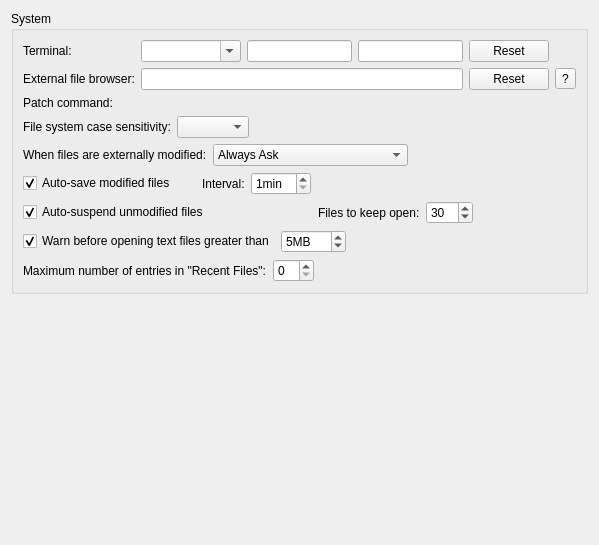
Old version of the form src/plugins/coreplugin/systemsettings.ui in the repository canpool/qtcanpool.
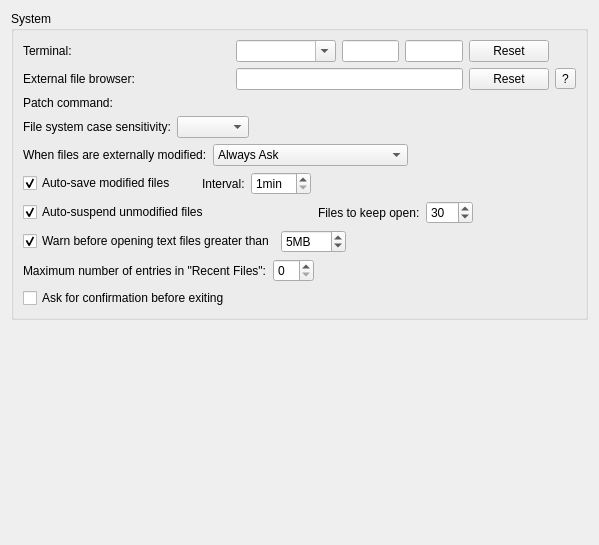
New version of the form. Custom widgets are drawn as their Qt base class.

Diff of the .ui file:
```diff
--- a/src/plugins/coreplugin/systemsettings.ui
+++ b/src/plugins/coreplugin/systemsettings.ui
@@ -390,6 +390,17 @@
         </item>
        </layout>
       </item>
+      <item row="9" column="0">
+       <layout class="QHBoxLayout" name="horizontalLayout_7">
+        <item>
+          <widget class="QCheckBox" name="askBeforeExitCheckBox">
+           <property name="text">
+            <string>Ask for confirmation before exiting</string>
+           </property>
+          </widget>
+        </item>
+       </layout>
+      </item>
      </layout>
     </widget>
    </item>
```
